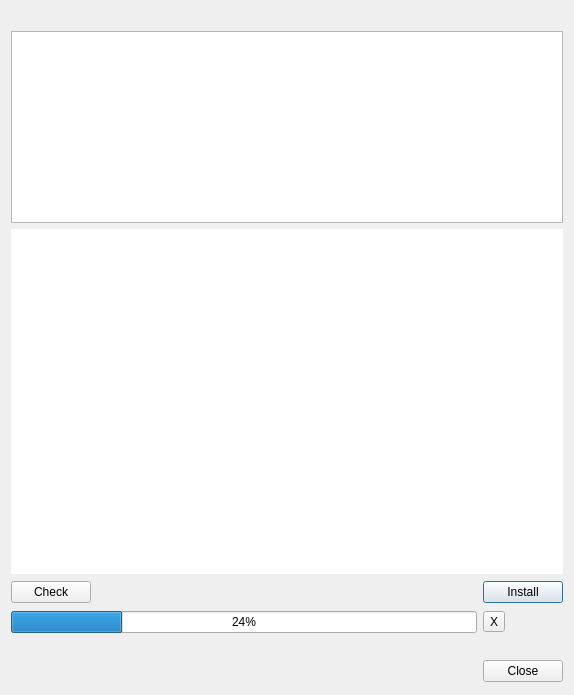
Qt form forms/multiappdialog.ui (pixellots/unclient) before a commit.
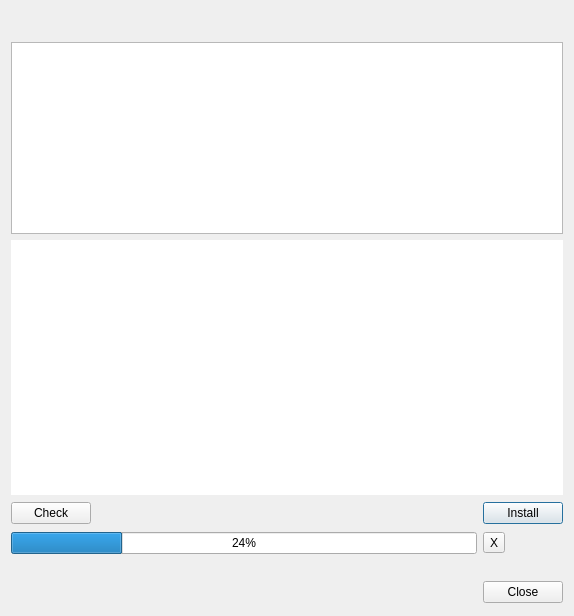
The same form after that commit. Custom widgets are drawn as their Qt base class.

What changed in the file:
```diff
--- a/forms/multiappdialog.ui
+++ b/forms/multiappdialog.ui
@@ -7,7 +7,7 @@
     <x>0</x>
     <y>0</y>
     <width>574</width>
-    <height>695</height>
+    <height>616</height>
    </rect>
   </property>
   <property name="windowTitle">
@@ -22,6 +22,12 @@
        <verstretch>0</verstretch>
       </sizepolicy>
      </property>
+     <property name="minimumSize">
+      <size>
+       <width>0</width>
+       <height>25</height>
+      </size>
+     </property>
     </widget>
    </item>
    <item row="1" column="0">
@@ -75,8 +81,8 @@
       <string notr="true">&lt;!DOCTYPE HTML PUBLIC &quot;-//W3C//DTD HTML 4.0//EN&quot; &quot;http://www.w3.org/TR/REC-html40/strict.dtd&quot;&gt;
 &lt;html&gt;&lt;head&gt;&lt;meta name=&quot;qrichtext&quot; content=&quot;1&quot; /&gt;&lt;style type=&quot;text/css&quot;&gt;
 p, li { white-space: pre-wrap; }
-&lt;/style&gt;&lt;/head&gt;&lt;body style=&quot; font-family:'Ubuntu'; font-size:11pt; font-weight:400; font-style:normal;&quot;&gt;
-&lt;p style=&quot;-qt-paragraph-type:empty; margin-top:0px; margin-bottom:0px; margin-left:0px; margin-right:0px; -qt-block-indent:0; text-indent:0px; font-family:'MS Shell Dlg 2'; font-size:8pt;&quot;&gt;&lt;br /&gt;&lt;/p&gt;&lt;/body&gt;&lt;/html&gt;</string>
+&lt;/style&gt;&lt;/head&gt;&lt;body style=&quot; font-family:'MS Shell Dlg 2'; font-size:8.25pt; font-weight:400; font-style:normal;&quot;&gt;
+&lt;p style=&quot;-qt-paragraph-type:empty; margin-top:0px; margin-bottom:0px; margin-left:0px; margin-right:0px; -qt-block-indent:0; text-indent:0px; font-size:8pt;&quot;&gt;&lt;br /&gt;&lt;/p&gt;&lt;/body&gt;&lt;/html&gt;</string>
      </property>
      <property name="openExternalLinks">
       <bool>true</bool>
```
